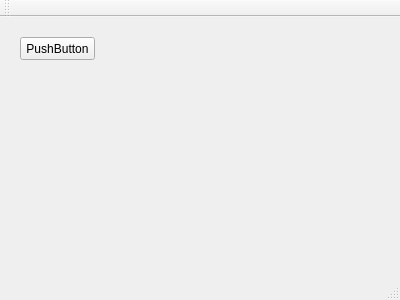
Barto-Paja/SI-Plan-Describer, file Plan-Describer/mainwindow.ui: the form before one commit.
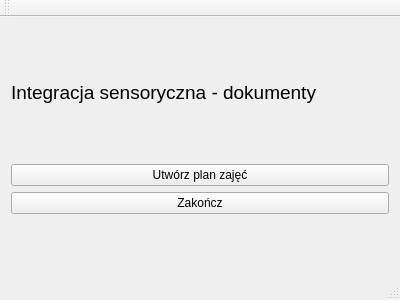
The form after the commit.

What changed in the file:
```diff
--- a/Plan-Describer/mainwindow.ui
+++ b/Plan-Describer/mainwindow.ui
@@ -14,19 +14,73 @@
    <string>MainWindow</string>
   </property>
   <widget class="QWidget" name="centralWidget">
-   <widget class="QPushButton" name="pushButton_newDocument">
-    <property name="geometry">
-     <rect>
-      <x>20</x>
-      <y>20</y>
-      <width>75</width>
-      <height>23</height>
-     </rect>
-    </property>
-    <property name="text">
-     <string>PushButton</string>
-    </property>
-   </widget>
+   <layout class="QVBoxLayout" name="verticalLayout">
+    <item>
+     <spacer name="verticalSpacer_2">
+      <property name="orientation">
+       <enum>Qt::Vertical</enum>
+      </property>
+      <property name="sizeHint" stdset="0">
+       <size>
+        <width>20</width>
+        <height>40</height>
+       </size>
+      </property>
+     </spacer>
+    </item>
+    <item>
+     <widget class="QLabel" name="label_title">
+      <property name="font">
+       <font>
+        <pointsize>14</pointsize>
+       </font>
+      </property>
+      <property name="text">
+       <string>Integracja sensoryczna - dokumenty</string>
+      </property>
+     </widget>
+    </item>
+    <item>
+     <spacer name="verticalSpacer">
+      <property name="orientation">
+       <enum>Qt::Vertical</enum>
+      </property>
+      <property name="sizeHint" stdset="0">
+       <size>
+        <width>20</width>
+        <height>40</height>
+       </size>
+      </property>
+     </spacer>
+    </item>
+    <item>
+     <widget class="QPushButton" name="pushButton_newDocument">
+      <property name="text">
+       <string>Utwórz plan zajęć</string>
+      </property>
+     </widget>
+    </item>
+    <item>
+     <widget class="QPushButton" name="pushButton_exit">
+      <property name="text">
+       <string>Zakończ</string>
+      </property>
+     </widget>
+    </item>
+    <item>
+     <spacer name="verticalSpacer_3">
+      <property name="orientation">
+       <enum>Qt::Vertical</enum>
+      </property>
+      <property name="sizeHint" stdset="0">
+       <size>
+        <width>20</width>
+        <height>40</height>
+       </size>
+      </property>
+     </spacer>
+    </item>
+   </layout>
   </widget>
   <widget class="QMenuBar" name="menuBar">
    <property name="geometry">
```
